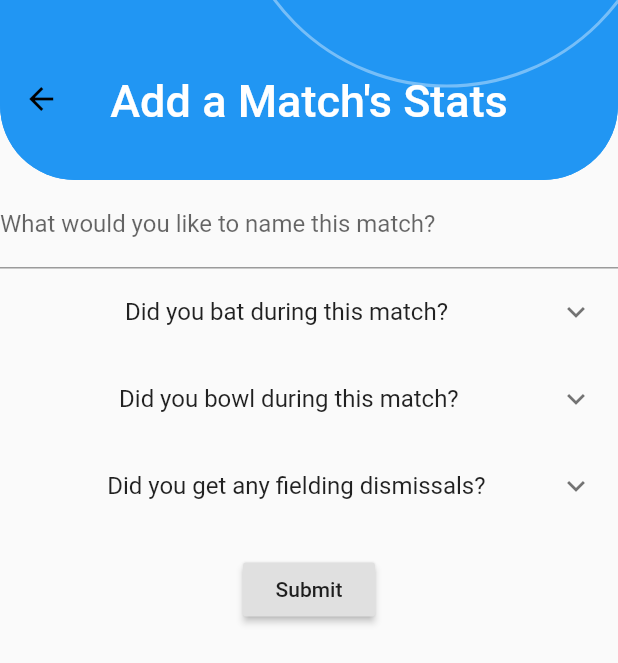
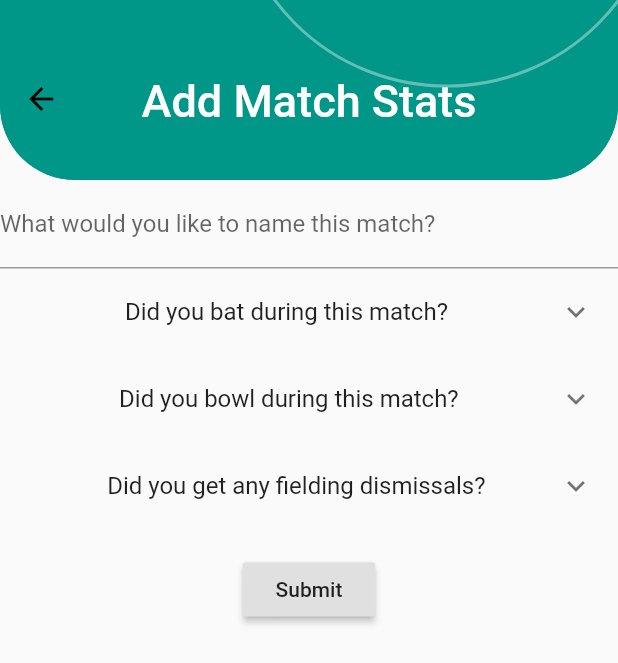
Before and after one commit to Vimal-Raghubir/Cricket_Success, a Flutter app: the screen it shows after launch, item 5 of the bottom bar chosen, after a tap on the "add" icon, on a phone screen of 412 x 824 dp. Shown: the top 663 px of the screen. Run offline on Flutter 3.47's test engine with Material 2 defaults, Android fonts, the phone set to English and light mode, and no system bars; our stand-ins replace charts_flutter, percent_indicator, sqflite, toast; accounts and stored records are empty.

Commit message:
Fixed the creation and update of stats and fixed charts

```diff
--- a/lib/administration/statisticManagement.dart
+++ b/lib/administration/statisticManagement.dart
@@ -1,6 +1,7 @@
 import 'package:flutter/material.dart';
 import 'package:cricket_app/database/database.dart';
 import 'package:cricket_app/classes/statistics.dart';
+import 'package:flutter/services.dart';
 import 'package:toast/toast.dart';
 
 class StatisticManagement extends StatefulWidget {
@@ -111,54 +112,35 @@ Widget createTextHeader(String message) {
   );
 }
 
-
-Widget createRunsField() {
-  return TextFormField(
-    textCapitalization: TextCapitalization.words,
-    //Start with passed in statistic description
-    initialValue: widget.passedStatistic.runs.toString(),   //widget.passedStatistic.runs
-    keyboardType: TextInputType.text,
-    decoration: InputDecoration(
-      labelText: "How much runs did you score?",
-    ),
-    textInputAction: TextInputAction.next,
-    validator: (value) {
-      RegExp regex = new RegExp(r"^[0-9\s]*$");
-      if (value.isEmpty) {
-        return 'Please enter a value';
-      } else if(!regex.hasMatch(value)) {
-        return 'Invalid characters detected';
-      }
-      else {
-        return null;
-      }
+Widget runsSlider(int minimum, int maximum, int divisions) {
+  return Slider(
+    value: selectedStatisticRuns.toDouble(),
+    onChanged: (newRating) {
+      setState(() {
+        selectedStatisticRuns = newRating.toInt();
+      });
     },
-    onSaved: (value)=> selectedStatisticRuns = value as int,
+    min: minimum.toDouble(),
+    max: maximum.toDouble(),
+    //Divisions help to show a label above the slider
+    divisions: divisions,
+    label: "$selectedStatisticRuns",
   );
 }
 
-Widget createBallsFacedField() {
-  return TextFormField(
-    textCapitalization: TextCapitalization.words,
-    //Start with passed in statistic description
-    initialValue: widget.passedStatistic.balls_faced.toString(),
-    keyboardType: TextInputType.text,
-    decoration: InputDecoration(
-      labelText: "How much balls did you face?",
-    ),
-    textInputAction: TextInputAction.next,
-    validator: (value) {
-      RegExp regex = new RegExp(r"^[0-9\s]*$");
-      if (value.isEmpty) {
-        return 'Please enter a value';
-      } else if(!regex.hasMatch(value)) {
-        return 'Invalid characters detected';
-      }
-      else {
-        return null;
-      }
+Widget ballsFacedSlider(int minimum, int maximum, int divisions) {
+  return Slider(
+    value: selectedStatisticBallsFaced.toDouble(),
+    onChanged: (newRating) {
+      setState(() {
+        selectedStatisticBallsFaced = newRating.toInt();
+      });
     },
-    onSaved: (value)=> selectedStatisticBallsFaced = value as int,
+    min: minimum.toDouble(),
+    max: maximum.toDouble(),
+    //Divisions help to show a label above the slider
+    divisions: divisions,
+    label: "$selectedStatisticBallsFaced",
   );
 }
 
@@ -227,28 +209,19 @@ Widget wicketSlider(int minimum, int maximum, int divisions) {
   );
 }
 
-Widget createRunsConceededField() {
-  return TextFormField(
-    textCapitalization: TextCapitalization.words,
-    //Start with passed in statistic description
-    initialValue: widget.passedStatistic.runs_conceeded.toString(),
-    keyboardType: TextInputType.text,
-    decoration: InputDecoration(
-      labelText: "How much runs did you conceed?",
-    ),
-    textInputAction: TextInputAction.next,
-    validator: (value) {
-      RegExp regex = new RegExp(r"^[0-9\s]*$");
-      if (value.isEmpty) {
-        return 'Please enter a value';
-      } else if(!regex.hasMatch(value)) {
-        return 'Invalid characters detected';
-      }
-      else {
-        return null;
-      }
+Widget runsConceededSlider(int minimum, int maximum, int divisions) {
+  return Slider(
+    value: selectedStatisticRunsConceeded.toDouble(),
+    onChanged: (newRating) {
+      setState(() {
+        selectedStatisticRunsConceeded = newRating.toInt();
+      });
     },
-    onSaved: (value)=> selectedStatisticRunsConceeded = value as int,
+    min: minimum.toDouble(),
+    max: maximum.toDouble(),
+    //Divisions help to show a label above the slider
+    divisions: divisions,
+    label: "$selectedStatisticRunsConceeded",
   );
 }
 
@@ -322,6 +295,8 @@ Widget submitButton(String buttonText) {
         } else if (buttonText == "Update") {
           //Retrieve the index of the passed in Statistic
           index = widget.notifyParent();
+          print(index);
+          print(selectedStatisticRuns);
 
           //Updates Statistic with newStatistic content and id
           _updateStatistic(newStatistic, index);
@@ -356,8 +331,12 @@ Widget showBattingDetails() {
   return ExpansionTile(
     title: Text("                 Did you bat during this match?"),
     children: <Widget>[
-      createRunsField(),
-      createBallsFacedField(),
+      createTextHeader("How much runs did you score?"),
+      runsSlider(0, 200, 200),
+
+      createTextHeader("How many balls did you face?"),
+      ballsFacedSlider(0, 300, 300),
+
       createTextHeader("Were you not out in this innings?"),
       checkNotOut()
     ],
@@ -370,9 +349,12 @@ Widget showBowlingDetails() {
     children: <Widget>[
       createTextHeader("How many overs did you bowl?"),
       overSlider(0, 50, 50),
+
       createTextHeader("How many wickets did you take?"),
       wicketSlider(0, 10, 10),
-      createRunsConceededField(),
+
+      createTextHeader("How many runs did you conceed?"),
+      runsConceededSlider(0, 200, 200)
     ],
   );
 
--- a/lib/database/database.dart
+++ b/lib/database/database.dart
@@ -230,7 +230,7 @@ import 'package:cricket_app/classes/journalInformation.dart';
         final List<Map<String, dynamic>> maps = await db.query(tableStatistics);
         return List.generate(maps.length, (i) {
           //Returns the column index along with the other fields since the goalinformation class has an id field
-          return StatisticInformation(maps[i][column_statistics_name], maps[i][column_statistics_runs], maps[i][column_statistics_balls_faced], maps[i][column_statistics_not_out], maps[i][column_statistics_wickets], maps[i][column_statistics_overs], maps[i][column_statistics_runs_conceeded], maps[i][column_statistics_run_outs], maps[i][column_statistics_catches], maps[i][column_statistics_stumpings], maps[i][column_statistics_rating]);
+          return StatisticInformation(maps[i][column_statistics_name], maps[i][column_statistics_runs], maps[i][column_statistics_balls_faced], maps[i][column_statistics_not_out], maps[i][column_statistics_wickets], maps[i][column_statistics_overs], maps[i][column_statistics_runs_conceeded], maps[i][column_statistics_run_outs], maps[i][column_statistics_catches], maps[i][column_statistics_stumpings], maps[i][column_statistics_rating], maps[i][column_statistics_id]);
         });
       }
 
--- a/lib/graphs/bar_chart.dart
+++ b/lib/graphs/bar_chart.dart
@@ -25,7 +25,8 @@ class SimpleBarChart extends StatelessWidget {
               style: Theme.of(context).textTheme.body2,
               ),
               Expanded(
-                child: charts.BarChart(seriesList, animate: animate),
+                child: charts.BarChart(seriesList, animate: animate,
+                defaultRenderer: new charts.BarRendererConfig(cornerStrategy: const charts.ConstCornerStrategy(30)),),
               ),
             ],
           )
@@ -40,9 +41,11 @@ class SimpleBarChart extends StatelessWidget {
 class Bar_ChartData {
   final String xAxis;
   final int yAxis;
-  final charts.Color color;
+  //final charts.Color color;
 
-  Bar_ChartData(this.xAxis, this.yAxis, Color color)
+  Bar_ChartData(this.xAxis, this.yAxis);
+
+  /*Bar_ChartData(this.xAxis, this.yAxis, Color color)
       : this.color = new charts.Color(
-            r: color.red, g: color.green, b: color.blue, a: color.alpha);
+            r: color.red, g: color.green, b: color.blue, a: color.alpha);*/
 }
--- a/lib/graphs/donut.dart
+++ b/lib/graphs/donut.dart
@@ -40,9 +40,6 @@ class DonutPieChart extends StatelessWidget {
 class Pie_ChartData {
   final int xAxis;
   final double yAxis;
-  final charts.Color color;
 
-  Pie_ChartData(this.xAxis, this.yAxis, Color color)
-      : this.color = new charts.Color(
-            r: color.red, g: color.green, b: color.blue, a: color.alpha);
+  Pie_ChartData(this.xAxis, this.yAxis);
 }
--- a/lib/header/header.dart
+++ b/lib/header/header.dart
@@ -4,9 +4,9 @@ class Header {
   double width;
 
   //Various page titles
-  var pageTitles = ["Main Page", "My Goals", "New Goal", "Update Goal", "Tutorials", "My Journals", "New Journal", "Update Journal", "Add a Match's Stats", "Update a Match's Stat"];
+  var pageTitles = ["Main Page", "My Goals", "New Goal", "Update Goal", "Tutorials", "My Journals", "New Journal", "Update Journal", "Add Match Stats", "Update Match Stats"];
   //Colors corresponding to page titles
-  var pageColors = [Colors.amber, Colors.deepOrange, Colors.lime, Colors.cyan, Colors.deepPurple, Colors.lightGreenAccent[700], Colors.greenAccent[700], Colors.pink, Colors.blue];
+  var pageColors = [Colors.amber, Colors.deepOrange, Colors.lime, Colors.cyan, Colors.deepPurple, Colors.lightGreenAccent[700], Colors.greenAccent[700], Colors.pink, Colors.teal, Colors.red];
 
 //Widget used to create the styled header for each page
 Widget createHeader(BuildContext context, int pageIndex) {
--- a/lib/pages/statistics.dart
+++ b/lib/pages/statistics.dart
@@ -6,6 +6,7 @@ import 'package:cricket_app/graphs/line_chart.dart';
 import 'package:cricket_app/graphs/donut.dart';
 import 'package:charts_flutter/flutter.dart' as charts;
 import 'package:cricket_app/pages/createStatistic.dart';
+import 'package:cricket_app/pages/statisticDetails.dart';
 import 'package:cricket_app/classes/statistics.dart';
 import 'package:cricket_app/database/database.dart';
 
@@ -35,74 +36,104 @@ class _StatisticsState extends State<Statistics> {
 
 
   /// Create one series with sample hard coded data.
-  static List<charts.Series<Bar_ChartData, String>> _createBarData() {
-    final data = [
-      new Bar_ChartData('1', 5, Colors.red),
-      new Bar_ChartData('2', 25, Colors.blue),
-      new Bar_ChartData('3', 100, Colors.green),
-      new Bar_ChartData('4', 75, Colors.yellow),
-      new Bar_ChartData('4', 25, Colors.indigo),
-      new Bar_ChartData('6', 10, Colors.cyan),
-      new Bar_ChartData('7', 35, Colors.orange),
-      new Bar_ChartData('8', 68, Colors.amber),
-    ];
+  static List<charts.Series<Bar_ChartData, String>> _createRunsChart() {
+
+    List<Bar_ChartData> list = statistics.map((stat) => Bar_ChartData(stat.name, stat.runs)).toList();
 
     return [
       new charts.Series<Bar_ChartData, String>(
-        id: 'Sales',
-        colorFn: (Bar_ChartData runs, _) => runs.color,
+        id: 'Runs',
         domainFn: (Bar_ChartData runs, _) => runs.xAxis,
         measureFn: (Bar_ChartData runs, _) => runs.yAxis,
-        data: data,
+        data: list,
+      )
+    ];
+  }
+
+    /// Create one series with sample hard coded data.
+  static List<charts.Series<Bar_ChartData, String>> _createStrikeRateChart() {
+    List<Bar_ChartData> list = statistics.map((stat) => Bar_ChartData(stat.name, stat.runs != 0 && stat.balls_faced != 0 ? (stat.runs / stat.balls_faced * 100).toInt(): 0)).toList();
+
+    return [
+      new charts.Series<Bar_ChartData, String>(
+        id: 'Strike Rate',
+        domainFn: (Bar_ChartData runs, _) => runs.xAxis,
+        measureFn: (Bar_ChartData runs, _) => runs.yAxis,
+        data: list,
       )
     ];
   }
 
     /// Create one series with sample hard coded data.
   static List<charts.Series<Line_ChartData, int>> _createLineData() {
-    final data = [
-      new Line_ChartData(0, 5),
-      new Line_ChartData(1, 30/2),
-      new Line_ChartData(2, 130/3),
-      new Line_ChartData(3, 205/4),
-    ];
+
+    List<Line_ChartData> list = statistics.map((stat) => Line_ChartData(stat.id, stat.runs.toDouble())).toList();
 
     return [
       new charts.Series<Line_ChartData, int>(
-        id: 'Sales',
+        id: 'Average',
         colorFn: (_, __) => charts.MaterialPalette.blue.shadeDefault,
         domainFn: (Line_ChartData sales, _) => sales.xAxis,
         measureFn: (Line_ChartData sales, _) => sales.yAxis,
-        data: data,
+        data: list,
       )
     ];
 }
 
     /// Create one series with sample hard coded data.
   static List<charts.Series<Pie_ChartData, int>> _createDonutData() {
-    final data = [
-      new Pie_ChartData(0, 100, Colors.blue),
-      new Pie_ChartData(1, 75, Colors.red),
-      new Pie_ChartData(2, 25, Colors.amber),
-      new Pie_ChartData(3, 5, Colors.green),
-    ];
+    List<Pie_ChartData> list = statistics.map((stat) => Pie_ChartData(stat.id, stat.runs.toDouble())).toList();
 
     return [
       new charts.Series<Pie_ChartData, int>(
         id: 'Sales',
         domainFn: (Pie_ChartData sales, _) => sales.xAxis,
         measureFn: (Pie_ChartData sales, _) => sales.yAxis,
-        colorFn: (Pie_ChartData sales, _) => sales.color,
-        data: data,
+        data: list,
       )
     ];
 }
 
   Widget battingPage() {
     return ListView(children: <Widget>[
-      SimpleBarChart(_createBarData(), animate: true, title: "Runs per Game"),
+      SimpleBarChart(_createRunsChart(), animate: true, title: "Runs per Game"),
       SimpleLineChart(_createLineData(), animate: true, title: "Batting Average progression"),
-      DonutPieChart(_createDonutData(), animate: true, title: "Ways of scoring runs")
+      SimpleBarChart(_createStrikeRateChart(), animate: true, title: "Strike Rate"),
+      //DonutPieChart(_createDonutData(), animate: true, title: "Ways of scoring runs"),
+      ListView.builder (
+        shrinkWrap: true,
+                  physics: BouncingScrollPhysics(),
+                  itemCount: statistics.length,
+                  itemBuilder: (BuildContext ctxt, int index) {
+                    print("Creating list " + statistics.length.toString());
+                    //Need to change below
+                    return InkWell(
+                      //This needs to be asynchronous since you have to wait on the results of the update page
+                      onTap: () async {
+                        //Pass the goal information to the goalDetails.dart page
+                        await Navigator.push(
+                          context,
+                          MaterialPageRoute(
+                            builder: (context) => StatisticDetails(
+                            //Helps to prevent range issues
+                            statistic: statistics?.elementAt(index) ?? "",
+                            )
+                          ),
+                        );
+                        //Then rebuild the widget
+                        refresh();
+                      },
+                      //Render custom card for each goal
+                      child: Card(
+                        child: Container(
+                            width: 300,
+                            height: 100,
+                            child: Text(statistics[index].name),
+                        ),
+                      ),
+                    );
+                  }
+                )
     ]);
 
     //return SimpleBarChart(_createSampleData(), animate: true);
@@ -112,8 +143,59 @@ class _StatisticsState extends State<Statistics> {
     return Container(alignment: Alignment.center, child: Text("Bowling"));
   }
 
+
+  /// Create one series with sample hard coded data.
+  static List<charts.Series<Bar_ChartData, String>> _createFieldingChart() {
+
+    List<Bar_ChartData> list = statistics.map((stat) => Bar_ChartData(stat.name, (stat.catches + stat.run_outs + stat.stumpings))).toList();
+
+    return [
+      new charts.Series<Bar_ChartData, String>(
+        id: 'Fielding',
+        domainFn: (Bar_ChartData runs, _) => runs.xAxis,
+        measureFn: (Bar_ChartData runs, _) => runs.yAxis,
+        data: list,
+      )
+    ];
+  }
+
   Widget fieldingPage() {
-    return Container(alignment: Alignment.center, child: Text("Fielding"));
+    return ListView(children: <Widget>[
+      SimpleBarChart(_createFieldingChart(), animate: true, title: "Fielding dismissals"),
+      ListView.builder (
+        shrinkWrap: true,
+                  physics: BouncingScrollPhysics(),
+                  itemCount: statistics.length,
+                  itemBuilder: (BuildContext ctxt, int index) {
+                    //Need to change below
+                    return InkWell(
+                      //This needs to be asynchronous since you have to wait on the results of the update page
+                      onTap: () async {
+                        //Pass the goal information to the goalDetails.dart page
+                        await Navigator.push(
+                          context,
+                          MaterialPageRoute(
+                            builder: (context) => StatisticDetails(
+                            //Helps to prevent range issues
+                            statistic: statistics?.elementAt(index) ?? "",
+                            )
+                          ),
+                        );
+                        //Then rebuild the widget
+                        refresh();
+                      },
+                      //Render custom card for each goal
+                      child: Card(
+                        child: Container(
+                            width: 300,
+                            height: 100,
+                            child: Text(statistics[index].name),
+                        ),
+                      ),
+                    );
+                  }
+                )
+    ]);
   }
 
   @override
```
Also changed, not shown: lib/pages/statisticDetails.dart (+9 -9 lines).
